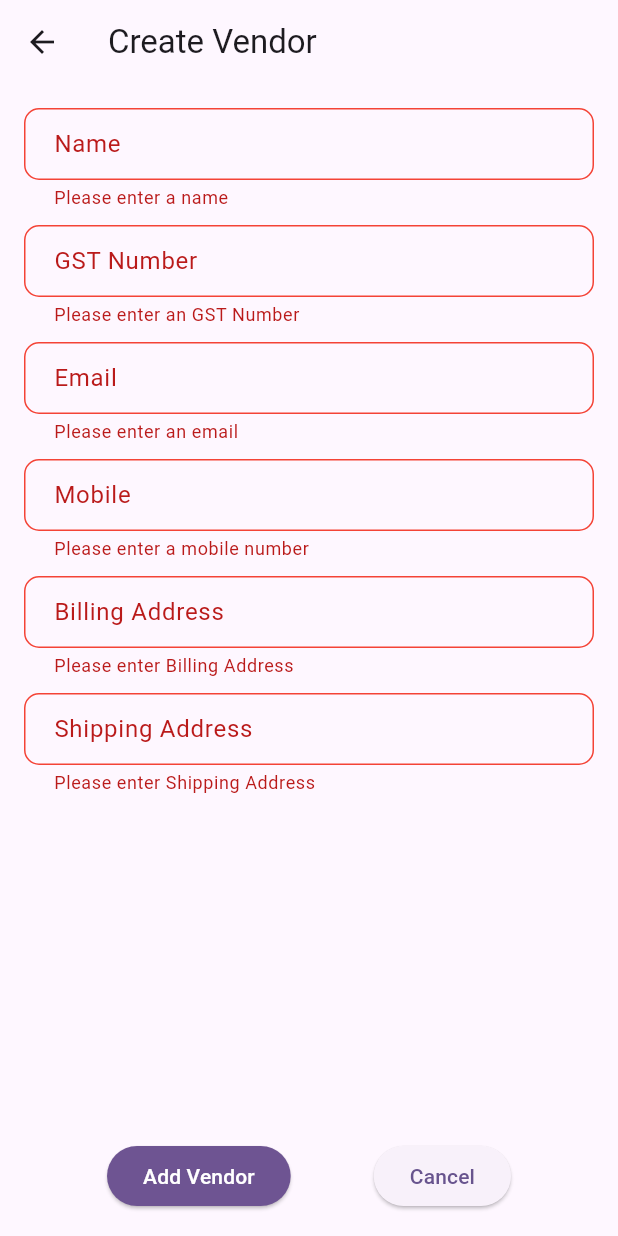
After one commit to SanthoshKumar19M/Maxwell_Enginering, a Flutter app: the VendorCreation screen opened directly, after a tap on "Add Vendor", on a phone screen of 412 x 824 dp. The commit adds this screen. Run offline on Flutter 3.47's test engine with Material 3 defaults, Android fonts, the phone set to English and light mode, and no system bars; our stand-ins replace cloud_firestore, firebase_auth, firebase_core, flutter_secure_storage, shared_preferences; accounts and stored records are empty.

Commit message:
vendor added

```diff
--- /dev/null
+++ b/lib/controllers/vendor_controller.dart
@@ -0,0 +1,72 @@
+import 'package:cloud_firestore/cloud_firestore.dart';
+import 'package:flutter/foundation.dart';
+import 'package:flutter/material.dart';
+import 'package:maxwellengineering/models/vendor_model.dart';
+
+class VendorController {
+  final CollectionReference _vendorCollection = FirebaseFirestore.instance.collection('vendors');
+  bool isloading = false;
+
+  /// Add a new vendor to Firestore
+  Future<void> addVendor(Vendor vendor, BuildContext context) async {
+    try {
+      DocumentReference docRef = _vendorCollection.doc(); // Generate auto ID
+      vendor.vendorId = docRef.id; // Store the auto ID in the Vendor object
+      await docRef.set(vendor.toMap()); // Save the Vendor with the ID
+    } catch (e) {
+      if (kDebugMode) {
+        print('Error adding vendor: $e');
+      }
+    }
+  }
+
+  /// Update an existing vendor's data
+  Future<void> updateVendor(String vendorId, Map<String, dynamic> updatedData, BuildContext context) async {
+    try {
+      await _vendorCollection.doc(vendorId).update(updatedData);
+    } catch (e) {
+      if (kDebugMode) {
+        print('Error updating vendor: $e');
+      }
+    }
+  }
+
+  /// Get a single vendor by ID
+  Future<Vendor?> getVendor(String vendorId) async {
+    try {
+      DocumentSnapshot doc = await _vendorCollection.doc(vendorId).get();
+      if (doc.exists) {
+        return Vendor.fromMap(doc.data() as Map<String, dynamic>);
+      }
+    } catch (e) {
+      if (kDebugMode) {
+        print('Error fetching vendor: $e');
+      }
+    }
+    return null;
+  }
+
+  /// Get a list of all vendors
+  Future<List<Vendor>> getAllVendors() async {
+    try {
+      QuerySnapshot snapshot = await _vendorCollection.get();
+      return snapshot.docs.map((doc) => Vendor.fromMap(doc.data() as Map<String, dynamic>)).toList();
+    } catch (e) {
+      if (kDebugMode) {
+        print('Error fetching vendors: $e');
+      }
+      return [];
+    }
+  }
+
+  /// Delete an vendor by ID
+  Future<void> deleteVendor(String vendorId, BuildContext context) async {
+    try {
+      await _vendorCollection.doc(vendorId).delete();
+    } catch (e) {
+      if (kDebugMode) {
+        print('Error deleting vendor: $e');
+      }
+    }
+  }
+}
--- /dev/null
+++ b/lib/models/vendor_model.dart
@@ -0,0 +1,46 @@
+// model/vendor_model.dart
+class Vendor {
+  String name;
+  String? vendorId;
+  String mail;
+  String mobile;
+  String gstNumber;
+  String billingAddress;
+  String shippingAddress;
+
+  Vendor({
+    required this.name,
+    required this.mail,
+    this.vendorId,
+    required this.mobile,
+    required this.gstNumber,
+    required this.billingAddress,
+    required this.shippingAddress,
+  });
+
+  // Convert Vendor to Map for Firestore
+  Map<String, dynamic> toMap() {
+    return {
+      'name': name,
+      'mail': mail,
+      'vendorId': vendorId,
+      'mobile': mobile,
+      'gstNumber': gstNumber,
+      'billingAddress': billingAddress,
+      'shippingAddress': shippingAddress,
+    };
+  }
+
+  // Create Vendor from Firestore document
+  factory Vendor.fromMap(Map<String, dynamic> map) {
+    return Vendor(
+      name: map['name'],
+      mail: map['mail'],
+      vendorId: map['vendorId'],
+      mobile: map['mobile'],
+      gstNumber: map['gstNumber'],
+      billingAddress: map['billingAddress'],
+      shippingAddress: map['shippingAddress'],
+    );
+  }
+}
--- /dev/null
+++ b/lib/views/vendor/vendor_create_view.dart
@@ -0,0 +1,252 @@
+import 'package:flutter/material.dart';
+import 'package:flutter/services.dart';
+import 'package:maxwellengineering/controllers/vendor_controller.dart';
+import 'package:maxwellengineering/core/theme.dart';
+import 'package:maxwellengineering/models/vendor_model.dart';
+import '../../utils/textformfield_decorattion.dart';
+
+class VendorCreation extends StatefulWidget {
+  const VendorCreation({super.key});
+
+  @override
+  VendorCreationState createState() => VendorCreationState();
+}
+
+class VendorCreationState extends State<VendorCreation> with SingleTickerProviderStateMixin {
+  // Add mixin for AnimationController
+  final _formKey = GlobalKey<FormState>();
+  final TextEditingController _nameController = TextEditingController();
+  final TextEditingController _mailController = TextEditingController();
+  final TextEditingController _mobileController = TextEditingController();
+  final TextEditingController _GSTController = TextEditingController();
+  final TextEditingController billingAddressController = TextEditingController();
+  final TextEditingController shippingAddressController = TextEditingController();
+  final VendorController vendorController = VendorController();
+
+  Future<void> addVendor(BuildContext context) async {
+    setState(() {
+      isLoading = true;
+    });
+
+    try {
+      await vendorController.addVendor(
+        Vendor(
+          name: _nameController.text,
+          mail: _mailController.text,
+          mobile: _mobileController.text,
+          billingAddress: billingAddressController.text,
+          shippingAddress: shippingAddressController.text,
+          gstNumber: _GSTController.text,
+        ),
+        context,
+      );
+
+      ScaffoldMessenger.of(context).showSnackBar(
+        const SnackBar(content: Text('Vendor added successfully!')),
+      );
+
+      _nameController.clear();
+      _GSTController.clear();
+      _mailController.clear();
+      _mobileController.clear();
+      billingAddressController.clear();
+      shippingAddressController.clear();
+    } catch (error) {
+      ScaffoldMessenger.of(context).showSnackBar(
+        SnackBar(content: Text('Error adding Vendor: $error')),
+      );
+    } finally {
+      setState(() {
+        isLoading = false;
+      });
+    }
+  }
+
+  bool isLoading = false;
+  late AnimationController _animationController; // Declare AnimationController
+  late Animation<Offset> _slideAnimation; // Declare SlideAnimation
+
+  @override
+  void initState() {
+    super.initState();
+    _animationController = AnimationController(
+      duration: const Duration(milliseconds: 500),
+      vsync: this,
+    );
+
+    _slideAnimation = Tween<Offset>(
+      begin: const Offset(0, 0.2), // Start slightly below
+      end: Offset.zero,
+    ).animate(CurvedAnimation(
+      parent: _animationController,
+      curve: Curves.easeOut,
+    ));
+
+    _animationController.forward(); // Start the slide-in animation
+  }
+
+  @override
+  void dispose() {
+    _animationController.dispose(); // Dispose of AnimationController
+    super.dispose();
+  }
+
+  @override
+  Widget build(BuildContext context) {
+    return Scaffold(
+      appBar: AppBar(title: const Text('Create Vendor')),
+      body: Padding(
+        padding: const EdgeInsets.all(16.0),
+        child: Form(
+          key: _formKey,
+          child: Stack(
+            children: [
+              AnimatedOpacity(
+                opacity: isLoading ? 1.0 : 0.0,
+                duration: const Duration(milliseconds: 500),
+                child: const Center(
+                  child: CircularProgressIndicator(),
+                ),
+              ),
+              if (!isLoading) // Show form only when not loading
+                SlideTransition(
+                  position: _slideAnimation,
+                  child: Column(
+                    children: [
+                      Expanded(
+                        child: SingleChildScrollView(
+                          child: Column(
+                            children: [
+                              TextFormField(
+                                controller: _nameController,
+                                decoration: InputDecorations.textFieldDecoration(
+                                  labelText: "Name",
+                                ),
+                                validator: (value) {
+                                  if (value == null || value.trim().isEmpty) {
+                                    return "Please enter a name";
+                                  }
+                                  return null;
+                                },
+                              ),
+                              const SizedBox(height: 10),
+                              TextFormField(
+                                controller: _GSTController,
+                                decoration: InputDecorations.textFieldDecoration(
+                                  labelText: "GST Number",
+                                ),
+                                validator: (value) {
+                                  if (value == null || value.trim().isEmpty) {
+                                    return "Please enter an GST Number";
+                                  }
+                                  return null;
+                                },
+                              ),
+                              const SizedBox(height: 10),
+                              TextFormField(
+                                controller: _mailController,
+                                decoration: InputDecorations.textFieldDecoration(
+                                  labelText: "Email",
+                                ),
+                                keyboardType: TextInputType.emailAddress,
+                                validator: (value) {
+                                  if (value == null || value.trim().isEmpty) {
+                                    return "Please enter an email";
+                                  }
+                                  final emailRegex = RegExp(r"^[a-zA-Z0-9._%+-]+@[a-zA-Z0-9.-]+\.[a-zA-Z]{2,}$");
+                                  if (!emailRegex.hasMatch(value)) {
+                                    return "Enter a valid email";
+                                  }
+                                  return null;
+                                },
+                              ),
+                              const SizedBox(height: 10),
+                              TextFormField(
+                                controller: _mobileController,
+                                decoration: InputDecorations.textFieldDecoration(
+                                  labelText: "Mobile",
+                                ),
+                                inputFormatters: [
+                                  FilteringTextInputFormatter.digitsOnly,
+                                  LengthLimitingTextInputFormatter(10),
+                                ],
+                                keyboardType: TextInputType.phone,
+                                validator: (value) {
+                                  if (value == null || value.trim().isEmpty) {
+                                    return "Please enter a mobile number";
+                                  }
+                                  if (!RegExp(r'^[0-9]+$').hasMatch(value)) {
+                                    return "Only numbers are allowed";
+                                  }
+                                  if (value.length != 10) {
+                                    return "Mobile number must be 10 digits";
+                                  }
+                                  return null;
+                                },
+                              ),
+                              const SizedBox(height: 10),
+                              TextFormField(
+                                controller: billingAddressController,
+                                decoration: InputDecorations.textFieldDecoration(
+                                  labelText: "Billing Address",
+                                ),
+                                validator: (value) {
+                                  if (value == null || value.trim().isEmpty) {
+                                    return "Please enter Billing Address";
+                                  }
+                                  return null;
+                                },
+                              ),
+                              const SizedBox(height: 10),
+                              TextFormField(
+                                controller: shippingAddressController,
+                                decoration: InputDecorations.textFieldDecoration(
+                                  labelText: "Shipping Address",
+                                ),
+                                validator: (value) {
+                                  if (value == null || value.trim().isEmpty) {
+                                    return "Please enter Shipping Address";
+                                  }
+                                  return null;
+                                },
+                              ),
+                              const SizedBox(height: 10),
+                            ],
+                          ),
+                        ),
+                      ),
+                      Row(
+                        mainAxisAlignment: MainAxisAlignment.spaceEvenly,
+                        children: [
+                          ElevatedButton(
+                            onPressed: () {
+                              if (_formKey.currentState!.validate()) {
+                                addVendor(context);
+                              }
+                            },
+                            style: ButtonStyle(
+                              backgroundColor: WidgetStateProperty.all(AppTheme.primaryColor),
+                            ),
+                            child: const Text(
+                              'Add Vendor',
+                              style: TextStyle(color: Colors.white),
+                            ),
+                          ),
+                          ElevatedButton(
+                            onPressed: () {
+                              Navigator.pop(context);
+                            },
+                            child: const Text('Cancel'),
+                          ),
+                        ],
+                      ),
+                    ],
+                  ),
+                ),
+            ],
+          ),
+        ),
+      ),
+    );
+  }
+}
```
Also changed, not shown: lib/views/dashboard/dashboard.dart (+16 -0 lines), lib/views/vendor/vendor_view.dart (added, +128 -0 lines).
